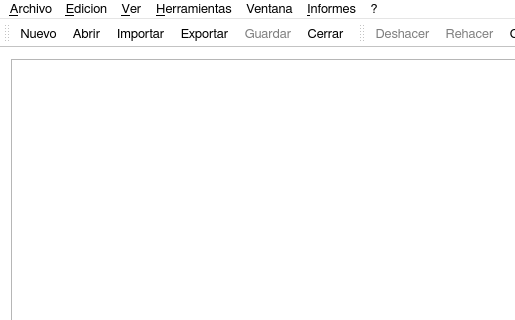
Above: Ui/mainwindow.ui from exodehm/SDMed2 before the change; both pictures show x 0 to 515 and y 0 to 320 of the 897 by 591 pixel window. Below: the same form after it.
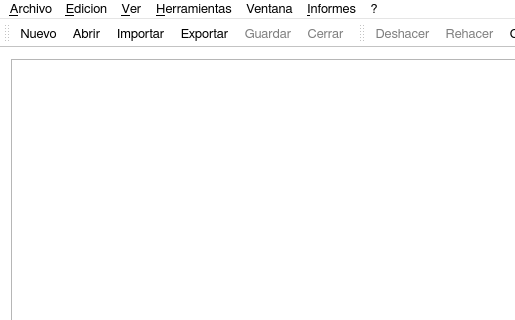
That is the form after the change. Icons and pictures are not drawn.

```diff
--- a/Ui/mainwindow.ui
+++ b/Ui/mainwindow.ui
@@ -663,6 +663,9 @@
    </property>
   </action>
   <action name="actionCerrar">
+   <property name="enabled">
+    <bool>false</bool>
+   </property>
    <property name="icon">
     <iconset resource="../recursos.qrc">
      <normaloff>:/images/close.png</normaloff>:/images/close.png</iconset>
```
